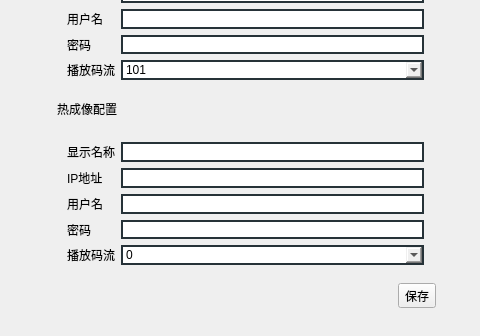
imtangsheng/QtClient, file ShunDe/modules/robot.ui: the form before one commit; both pictures show x 225 to 705 and y 123 to 459 of the 705 by 459 pixel window.
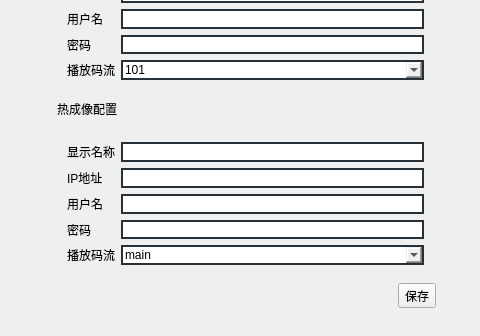
The form after the commit. Icons and pictures are not drawn.

```diff
--- a/ShunDe/modules/robot.ui
+++ b/ShunDe/modules/robot.ui
@@ -640,6 +640,9 @@
          <property name="styleSheet">
           <string notr="true">border: 2px solid #263238;</string>
          </property>
+         <property name="editable">
+          <bool>true</bool>
+         </property>
          <item>
           <property name="text">
            <string>101</string>
@@ -732,9 +735,17 @@
          <property name="styleSheet">
           <string notr="true">border: 2px solid #263238;</string>
          </property>
+         <property name="editable">
+          <bool>true</bool>
+         </property>
          <item>
           <property name="text">
-           <string>0</string>
+           <string>main</string>
+          </property>
+         </item>
+         <item>
+          <property name="text">
+           <string>sub</string>
           </property>
          </item>
         </widget>
```
Left out of the diff: 15 changed lines with no effect on the pictures.
